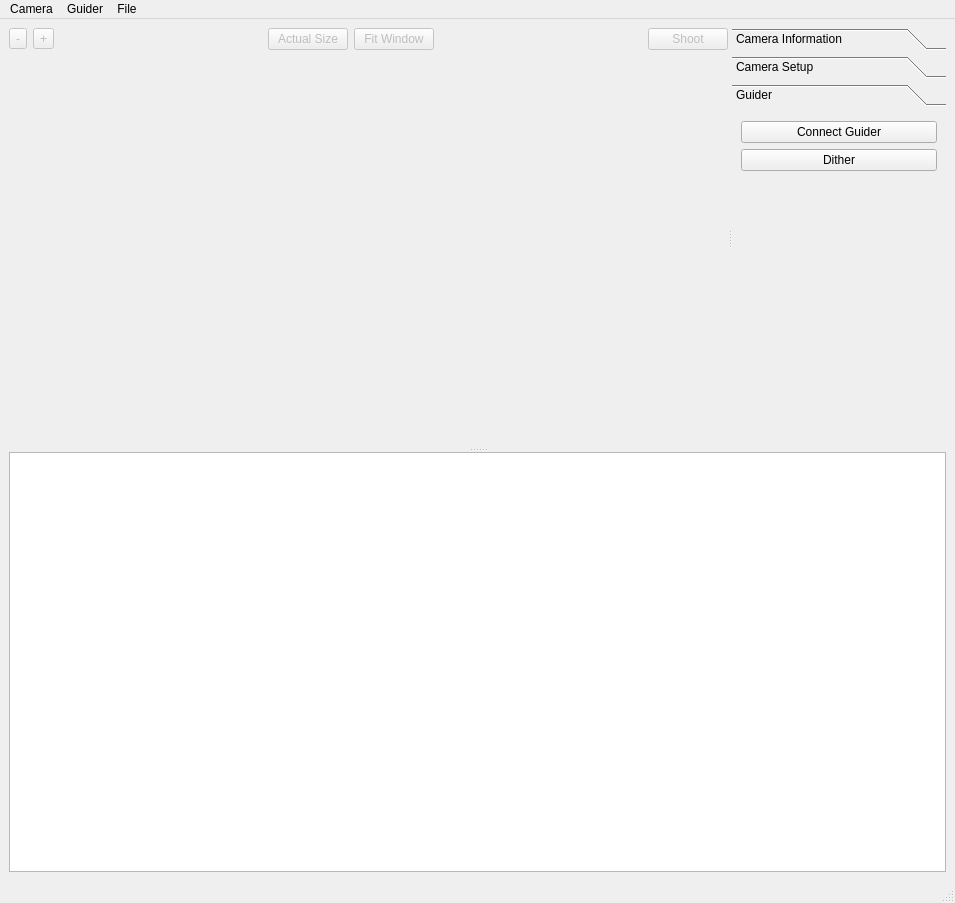
The window that dslr-qt-shooter/ui/dslr_shooter_window.ui (Edlward/GalaxyHunter) describes before a commit, drawn with Qt 5.
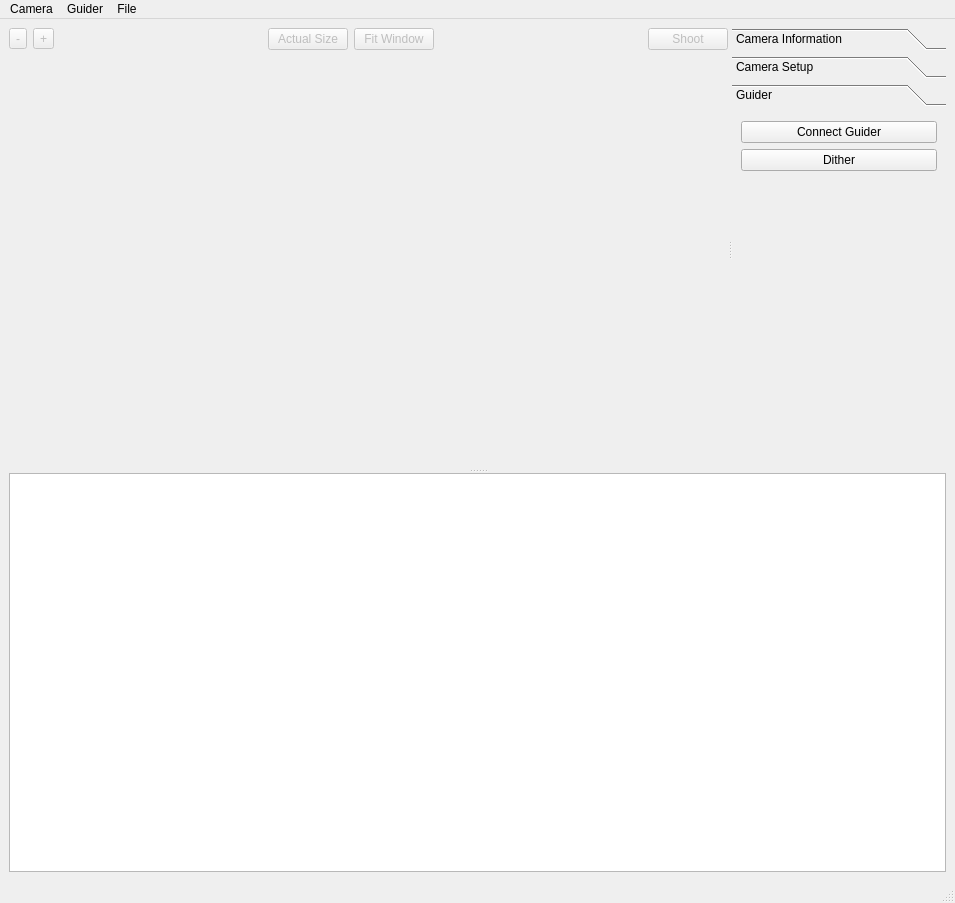
The same window after the commit. The open tabs and pages were chosen to show the change. Custom widgets are drawn as their Qt base class.

Commit message: show remaining exposure time on status bar

```diff
--- a/dslr-qt-shooter/ui/dslr_shooter_window.ui
+++ b/dslr-qt-shooter/ui/dslr_shooter_window.ui
@@ -373,8 +373,8 @@
           <rect>
            <x>0</x>
            <y>0</y>
-           <width>111</width>
-           <height>66</height>
+           <width>310</width>
+           <height>488</height>
           </rect>
          </property>
          <attribute name="label">
@@ -408,6 +408,13 @@
             </property>
            </spacer>
           </item>
+          <item row="3" column="0">
+           <widget class="QLabel" name="guiderStatus">
+            <property name="text">
+             <string/>
+            </property>
+           </widget>
+          </item>
          </layout>
         </widget>
        </widget>
```
Left out of the diff: 2 changed lines with no effect on the pictures. The commit also changes 4 other files.
